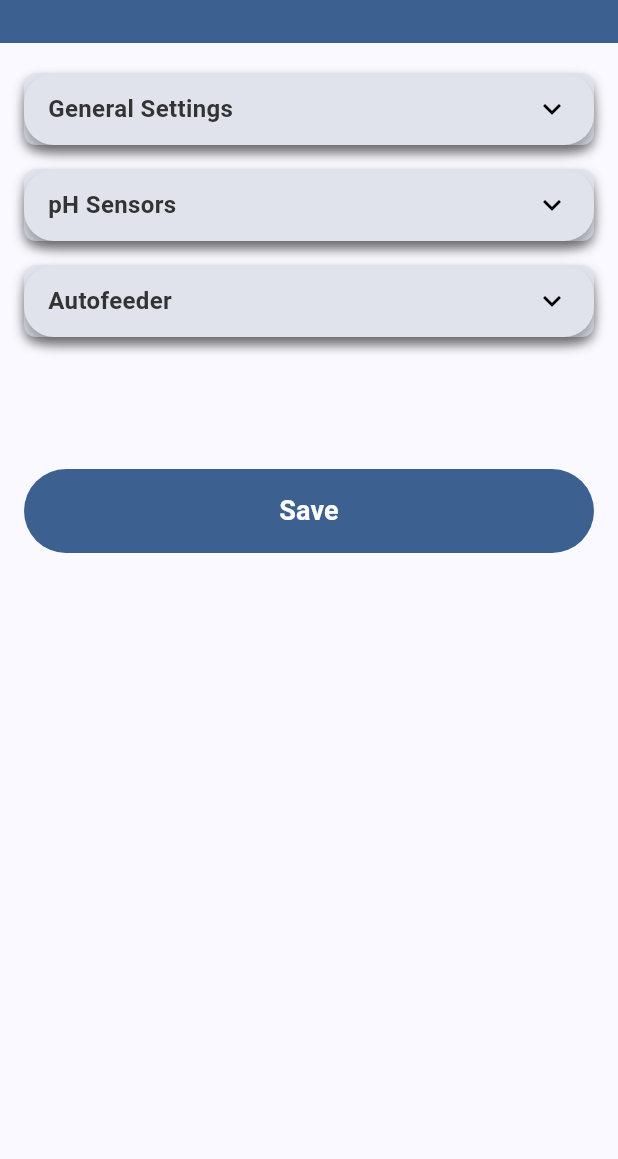
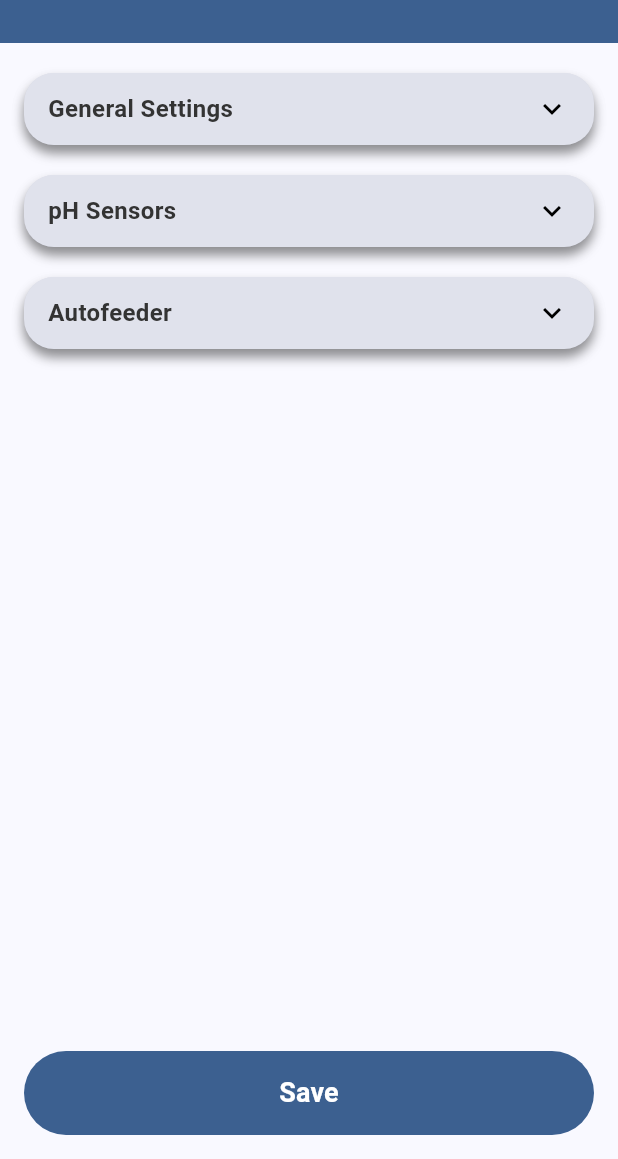
Before and after one commit to IndraMakassar/FishTech, a Flutter app: the SettingspondScreen screen opened by its route, on a phone screen of 412 x 824 dp, the part 77-1236 px from its top. Run offline on Flutter 3.47's test engine with Material 3 defaults, Android fonts, the phone set to English and light mode, and no system bars; our stand-ins replace equatable, fl_chart, flutter_bloc, flutter_native_splash, gap, get_it and 4 more; missing offline and left inert: mobile_scanner; accounts and stored records are empty.

Commit message:
connect app to firebase and fix header and settings_pond_screen.dart

```diff
--- a/lib/router_config.dart
+++ b/lib/router_config.dart
@@ -1,7 +1,6 @@
 import 'package:fishtech/view/pages/pages.dart';
 import 'package:flutter/material.dart';
 import 'package:go_router/go_router.dart';
-import 'package:fishtech/view/pages/settings_pond_screen.dart';
 
 final _rootNavigationKey = GlobalKey<NavigatorState>();
 
--- a/lib/view/pages/detail_kolam_screen.dart
+++ b/lib/view/pages/detail_kolam_screen.dart
@@ -312,7 +312,7 @@ class _DetailKolamState extends State<DetailKolam> {
             // ),
             ));
   }
-
+  //TODO: buat statistic chartnya juga dalam file widget yang berbeda
   List<BarChartGroupData> _buildBarGroups() {
     final data = [10.0, 12.5, 8.0, 15.0, 18.0, 14.0, 10.0];
     return List.generate(
@@ -331,7 +331,7 @@ class _DetailKolamState extends State<DetailKolam> {
       ),
     );
   }
-
+  //TODO: kalau bisa pisah file widgetnya
   Widget _buildInfoCard(String title, String value, IconData icon) {
     return Container(
       padding: EdgeInsets.all(16),
--- a/lib/view/pages/pages.dart
+++ b/lib/view/pages/pages.dart
@@ -1,11 +1,13 @@
 import 'package:fishtech/bloc/auth/auth_bloc.dart';
 import 'package:flutter/material.dart';
+import 'package:flutter/services.dart';
 import 'package:flutter_bloc/flutter_bloc.dart';
 import 'package:gap/gap.dart';
 import 'package:go_router/go_router.dart';
 import 'package:fishtech/theme.dart';
 import 'package:fl_chart/fl_chart.dart';
 import 'package:flutter_staggered_grid_view/flutter_staggered_grid_view.dart';
+import 'package:intl/intl.dart';
 import 'package:smooth_page_indicator/smooth_page_indicator.dart';
 import 'package:fishtech/model/notification_model.dart';
 import 'package:mobile_scanner/mobile_scanner.dart';
@@ -22,3 +24,4 @@ part 'profile_screen.dart';
 part 'register_screen.dart';
 part 'scan_qr.dart';
 part 'add_machine_screen.dart';
+part 'settings_pond_screen.dart';
--- a/lib/view/pages/settings_pond_screen.dart
+++ b/lib/view/pages/settings_pond_screen.dart
@@ -1,8 +1,4 @@
-import 'package:flutter/material.dart';
-import 'package:intl/intl.dart';
-import 'package:flutter/services.dart';
-
-import '../widgets/widgets.dart';
+part of 'pages.dart';
 
 class SettingspondScreen extends StatefulWidget {
   const SettingspondScreen({super.key});
@@ -104,7 +100,7 @@ class _SettingspondScreenState extends State<SettingspondScreen> {
               child: Text(label, style: _labelStyle),
             ),
           ),
-          const SizedBox(width: 16),
+          const Gap(16),
           Expanded(
             child: Column(
               crossAxisAlignment: CrossAxisAlignment.stretch,
@@ -150,7 +146,7 @@ class _SettingspondScreenState extends State<SettingspondScreen> {
                       ),
                   ],
                 ),
-                const SizedBox(height: 4),
+                const Gap(4),
               ],
             ),
           ),
@@ -168,10 +164,10 @@ class _SettingspondScreenState extends State<SettingspondScreen> {
       margin: const EdgeInsets.symmetric(horizontal: 16, vertical: 8),
       decoration: BoxDecoration(
         color: _softGrayBlue,
-        borderRadius: BorderRadius.circular(8),
+        borderRadius: BorderRadius.circular(20),
         boxShadow: [
           BoxShadow(
-            color: Colors.black.withValues(alpha: 0.4),
+            color: Colors.black.withValues(alpha: 0.2),
             spreadRadius: 0,
             blurRadius: 6,
             offset: const Offset(0, 4),
@@ -184,6 +180,7 @@ class _SettingspondScreenState extends State<SettingspondScreen> {
             onTap: () => setState(() {
               _expansionStates[stateKey] = !_expansionStates[stateKey]!;
             }),
+            borderRadius: BorderRadius.circular(20),
             child: Container(
               padding: const EdgeInsets.symmetric(horizontal: 16, vertical: 12),
               decoration: BoxDecoration(
@@ -273,7 +270,7 @@ class _SettingspondScreenState extends State<SettingspondScreen> {
         key: _formKey,
         child: ListView(
           children: [
-            const SizedBox(height: 12),
+            const Gap(12),
             _buildCustomExpansionTile(
               title: 'General Settings',
               stateKey: 'general',
@@ -323,6 +320,7 @@ class _SettingspondScreenState extends State<SettingspondScreen> {
                 ],
               ),
             ),
+            const Gap(4),
             _buildCustomExpansionTile(
               title: 'pH Sensors',
               stateKey: 'ph',
@@ -378,6 +376,7 @@ class _SettingspondScreenState extends State<SettingspondScreen> {
                 ],
               ),
             ),
+            const Gap(4),
             _buildCustomExpansionTile(
               title: 'Autofeeder',
               stateKey: 'autofeeder',
@@ -419,16 +418,19 @@ class _SettingspondScreenState extends State<SettingspondScreen> {
                 ],
               ),
             ),
-            const SizedBox(height: 80),
-            Padding(
-              padding: const EdgeInsets.symmetric(horizontal: 16),
-              child: CustomButton(
-                text: "Save",
-                onPressed: _submitForm,
-              ),
-            ),
-            const SizedBox(height: 20),
+            const Gap(80)
           ],
+        ),
+      ),
+      floatingActionButtonLocation: FloatingActionButtonLocation.centerFloat,
+      floatingActionButton: Padding(
+        padding: const EdgeInsets.symmetric(horizontal: 16),
+        child: SizedBox(
+          width: double.infinity,
+          child: CustomButton(
+            text: "Save",
+            onPressed: _submitForm,
+          ),
         ),
       ),
     );
--- a/lib/view/widgets/header.dart
+++ b/lib/view/widgets/header.dart
@@ -17,14 +17,21 @@ class Header extends StatelessWidget implements PreferredSizeWidget {
         mainAxisAlignment: MainAxisAlignment.spaceBetween, // Evenly space items
         crossAxisAlignment: CrossAxisAlignment.center,
         children: [
-          if (title == "Dashboard")
-            CustomIconbutton(icon: Icons.menu, onTap: (){Scaffold.of(context).openDrawer();}),
-          if (title == "Fish Pond Detail")
-          _backButton(context)
-          else if (showBackButton)
-            CustomIconbutton(icon: Icons.arrow_back, onTap: (){Navigator.of(context).pop();},)
-          else
-            const SizedBox(width: 44),
+          (title == "Dashboard")
+              ? CustomIconbutton(
+            icon: Icons.menu,
+            onTap: () {
+              Scaffold.of(context).openDrawer();
+            },
+          )
+              : (showBackButton
+              ? CustomIconbutton(
+            icon: Icons.arrow_back,
+            onTap: () {
+              Navigator.of(context).pop();
+            },
+          )
+              : const SizedBox(width: 44)),
           Stack(
               clipBehavior: Clip.none, // penting! biar Positioned bebas keluar Container
               children: [
@@ -49,59 +56,22 @@ class Header extends StatelessWidget implements PreferredSizeWidget {
                 ),
               ],
             ),
-
-
-
-          if (title == "Dashboard")
-          CustomIconbutton(icon: Icons.notifications, onTap: (){GoRouter.of(context).push('/notification');},)
-          else if (title == "Fish Pond Detail")
-          _iconButton(Icons.settings, context, path: '/settings')
-          else
-          const SizedBox(width: 44),
+          (title == "Dashboard")
+              ? CustomIconbutton(
+            icon: Icons.notifications,
+            onTap: () {
+              GoRouter.of(context).push('/notification');
+            },
+          )
+              : (title == "Fish Pond Detail")
+              ? CustomIconbutton(
+            icon: Icons.settings,
+            onTap: () {
+              GoRouter.of(context).push('/settings');
+            },
+          )
+              : const SizedBox(width: 44),
         ],
-      ),
-    );
-  }
-  Widget _iconButton(IconData icon, BuildContext context, {String? path}) {
-    return InkWell(
-      onTap: (){
-        GoRouter.of(context).push(path!);
-      },
-      borderRadius: BorderRadius.circular(16),
-      child: Container(
-        width: 44,
-        height: 44,
-        decoration: const BoxDecoration(
-          borderRadius: BorderRadius.all(Radius.circular(16)),
-        ),
-        child: Padding(
-          padding: const EdgeInsets.all(10.0),
-          child: Icon(
-            icon,
-            color: Theme.of(context).colorScheme.onPrimary,
-          ),
-        ),
-      ),
-    );
-  }
-
-  Widget _backButton(BuildContext context) {
-    return InkWell(
-      onTap: () => Navigator.of(context).pop(),
-      borderRadius: BorderRadius.circular(16),
-      child: Container(
-        width: 44,
-        height: 44,
-        decoration: const BoxDecoration(
-          borderRadius: BorderRadius.all(Radius.circular(16)),
-        ),
-        child: Padding(
-          padding: const EdgeInsets.all(10.0),
-          child: Icon(
-            Icons.arrow_back,
-            color: Theme.of(context).colorScheme.onPrimary,
-          ),
-        ),
       ),
     );
   }
--- a/pubspec.yaml
+++ b/pubspec.yaml
@@ -52,6 +52,7 @@ dependencies:
   flutter_launcher_icons: ^0.14.3
   mobile_scanner: ^6.0.7
   animated_custom_dropdown: ^3.1.1
+  firebase_core: ^3.13.0
 
 dev_dependencies:
   flutter_test:
```
Also changed, not shown: pubspec.lock, 5 other files.
